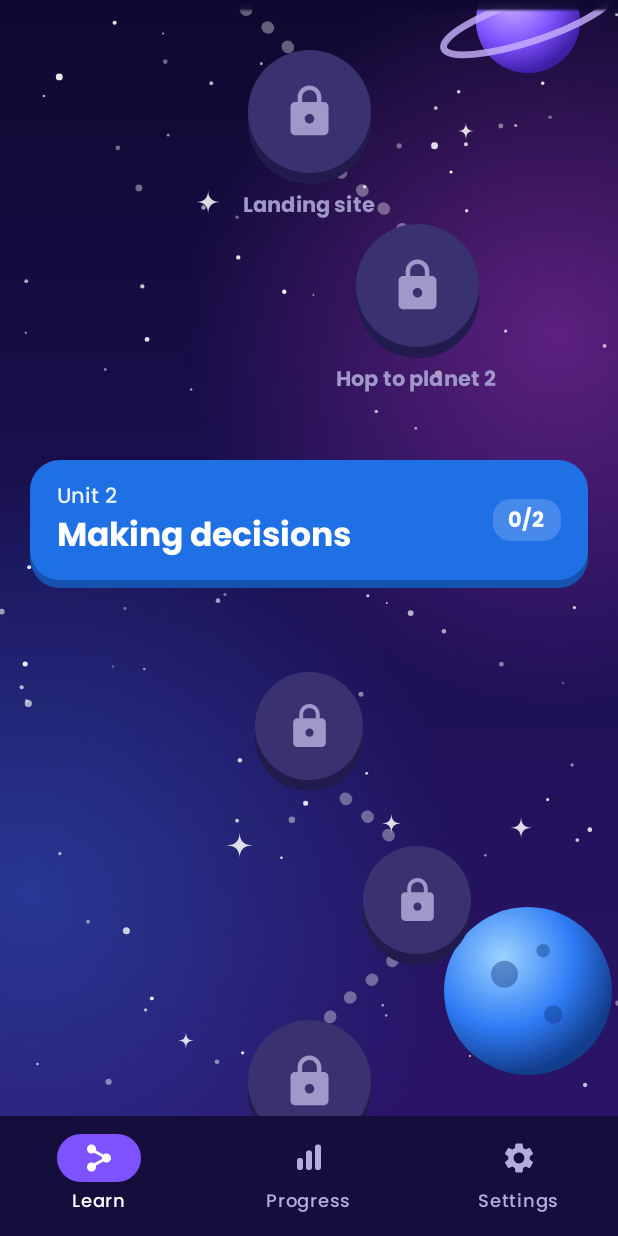
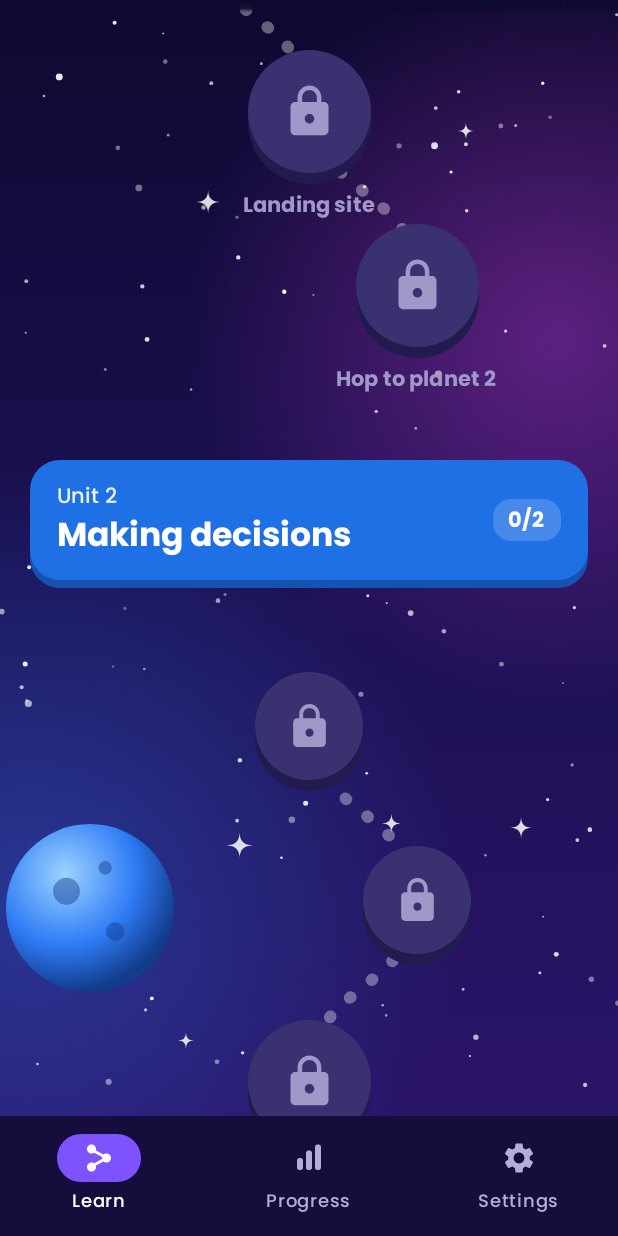
Before and after one commit to HuBohong/CP3406-assignment3-BohongHu, an Android app built with Jetpack Compose: the HomeRoute screen opened through its navigation route, scrolled down 520 dp, on a phone screen of 412 x 824 dp. Run offline under Robolectric (Android 15) with nearby library versions, the phone set to English and light mode, and no system bars; our stand-ins replace Dagger/Hilt's generated code, Room's generated code.

Commit message:
Open the map at the current unit and keep planets clear of path stops

```diff
--- a/app/src/main/java/au/edu/jcu/codequest/ui/home/HomeScreen.kt
+++ b/app/src/main/java/au/edu/jcu/codequest/ui/home/HomeScreen.kt
@@ -27,6 +27,7 @@ import androidx.compose.foundation.layout.statusBars
 import androidx.compose.foundation.layout.width
 import androidx.compose.foundation.lazy.LazyColumn
 import androidx.compose.foundation.lazy.items
+import androidx.compose.foundation.lazy.rememberLazyListState
 import androidx.compose.foundation.shape.CircleShape
 import androidx.compose.foundation.shape.RoundedCornerShape
 import androidx.compose.material.icons.Icons
@@ -38,6 +39,7 @@ import androidx.compose.material3.MaterialTheme
 import androidx.compose.material3.Surface
 import androidx.compose.material3.Text
 import androidx.compose.runtime.Composable
+import androidx.compose.runtime.LaunchedEffect
 import androidx.compose.runtime.getValue
 import androidx.compose.runtime.mutableStateOf
 import androidx.compose.runtime.remember
@@ -105,6 +107,30 @@ private val PathBottomPadding = 44.dp
 /** Sideways position of each lesson along the winding path, repeating every four lessons. */
 private val NodeOffsets = listOf(0.dp, (-72).dp, 0.dp, 72.dp)
 
+private val PlanetSize = 112.dp
+
+/** The top bar and the bonus card come before the first unit in the map list. */
+private const val ITEMS_BEFORE_UNITS = 2
+
+/** The planet sits on the side with fewer stops; on a tie, units alternate sides. */
+private fun planetGoesLeft(offsets: List<Dp>, unitIndex: Int): Boolean {
+    val left = offsets.count { it < 0.dp }
+    val right = offsets.count { it > 0.dp }
+    return if (left != right) left < right else unitIndex % 2 == 0
+}
+
+/**
+ * The row the planet lines up with: one whose stop leans away from the planet (or sits in the
+ * middle), nearest the middle of the unit, so the planet never covers a stop.
+ */
+private fun planetRow(offsets: List<Dp>, planetOnLeft: Boolean): Int {
+    if (offsets.isEmpty()) return 0
+    val middle = (offsets.size - 1) / 2f
+    val away = offsets.indices.filter { if (planetOnLeft) offsets[it] > 0.dp else offsets[it] < 0.dp }
+    val clear = away.ifEmpty { offsets.indices.filter { offsets[it] == 0.dp } }.ifEmpty { offsets.indices.toList() }
+    return clear.minBy { kotlin.math.abs(it - middle) }
+}
+
 /** Teal for rocket flights, so they read as a different kind of stop from missions. */
 private val FlightNodeColors = ChunkyColors(face = Color(0xFF0F8FA8), edge = Color(0xFF0A6377), content = Color.White)
 
@@ -146,6 +172,18 @@ fun HomeScreen(
     LightSystemBarIcons()
     var openLessonId by rememberSaveable { mutableStateOf<String?>(null) }
     val currentLessonId = uiState.currentNodeId
+    val listState = rememberLazyListState()
+
+    // Opens the map at the learner's current unit, once; after that the map stays where they left it.
+    var openedAtCurrentUnit by rememberSaveable { mutableStateOf(false) }
+    LaunchedEffect(uiState.isLoading) {
+        if (uiState.isLoading || openedAtCurrentUnit) return@LaunchedEffect
+        val unitPosition = uiState.units.indexOfFirst { unit ->
+            unit.lessons.any { it.id == currentLessonId } || unit.mission?.id == currentLessonId
+        }
+        if (unitPosition > 0) listState.scrollToItem(ITEMS_BEFORE_UNITS + unitPosition)
+        openedAtCurrentUnit = true
+    }
 
     Box(Modifier.fillMaxSize()) {
         SpaceBackground(Modifier.matchParentSize())
@@ -154,6 +192,7 @@ fun HomeScreen(
         } else {
             val topInset = WindowInsets.statusBars.asPaddingValues().calculateTopPadding()
             LazyColumn(
+                state = listState,
                 modifier = Modifier.fillMaxSize(),
                 contentPadding = PaddingValues(start = 20.dp, end = 20.dp, top = topInset + 8.dp, bottom = 32.dp),
                 horizontalAlignment = Alignment.CenterHorizontally,
@@ -344,7 +383,8 @@ private fun UnitSection(
             )
         val areaHeight = PathTopPadding + NodeStep * (offsets.size - 1).coerceAtLeast(0) +
             CurrentNodeSize + NodeDepth + PathBottomPadding
-        val planetOnLeft = offsets.none { it < 0.dp }
+        val planetOnLeft = planetGoesLeft(offsets, unit.index)
+        val planetRow = planetRow(offsets, planetOnLeft)
         val density = LocalDensity.current
         val trail = CodeQuestTheme.colors.space.trail
 
@@ -356,9 +396,12 @@ private fun UnitSection(
             Planet(
                 style = PlanetStyle.forUnit(unit.index),
                 modifier = Modifier
-                    .size(112.dp)
-                    .align(if (planetOnLeft) Alignment.CenterStart else Alignment.CenterEnd)
-                    .offset(x = if (planetOnLeft) (-16).dp else 16.dp),
+                    .size(PlanetSize)
+                    .align(if (planetOnLeft) Alignment.TopStart else Alignment.TopEnd)
+                    .offset(
+                        x = if (planetOnLeft) (-16).dp else 16.dp,
+                        y = PathTopPadding + NodeStep * planetRow + CurrentNodeSize / 2 - PlanetSize / 2,
+                    ),
             )
 
             // Dotted flight path through the centre of every node.
```
